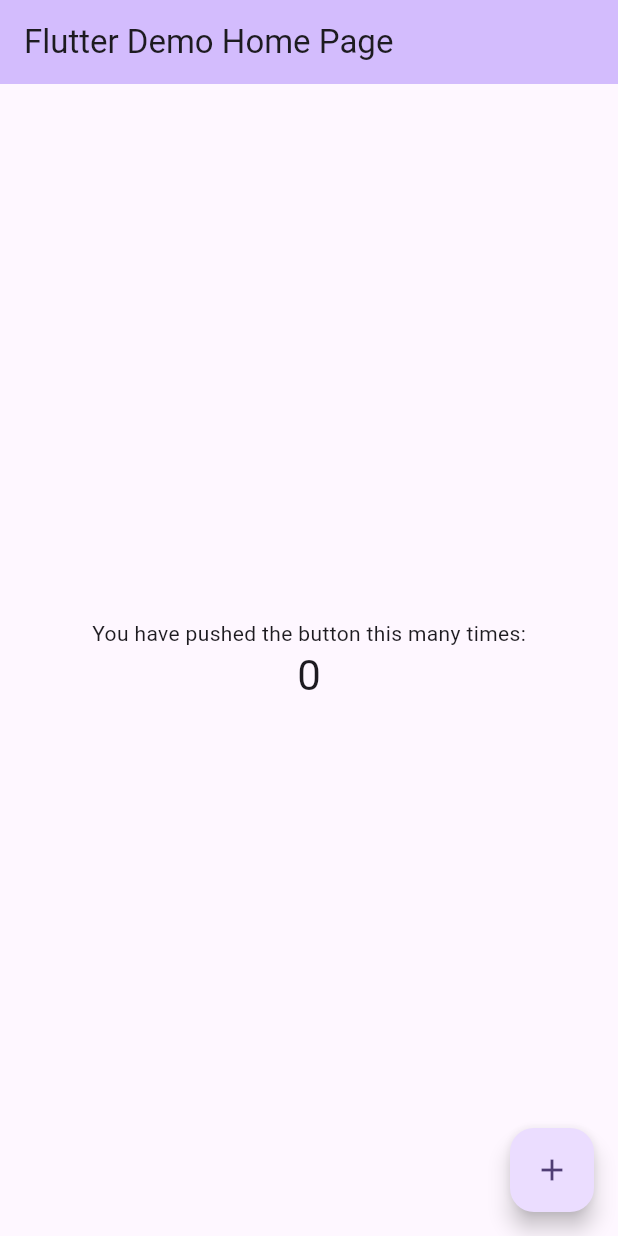
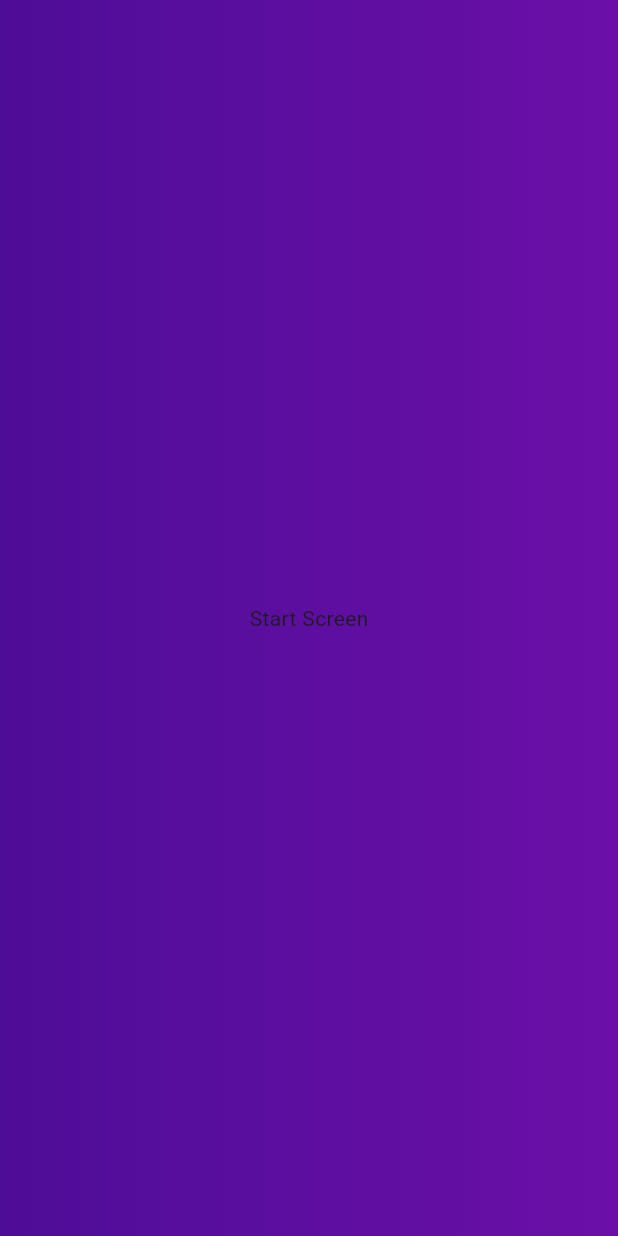
Before and after one commit to johnnathan-elvis/quiz_app, a Flutter app: the screen it shows after launch, on a phone screen of 412 x 824 dp. Run offline on Flutter 3.47's test engine with Material 3 defaults, Android fonts, the phone set to English and light mode, and no system bars.

Commit message:
Refactor: alter main.dart

```diff
--- a/lib/main.dart
+++ b/lib/main.dart
@@ -1,125 +1,21 @@
 import 'package:flutter/material.dart';
+import 'package:quiz_app/start_screen.dart';
 
 void main() {
-  runApp(const MyApp());
-}
-
-class MyApp extends StatelessWidget {
-  const MyApp({super.key});
-
-  // This widget is the root of your application.
-  @override
-  Widget build(BuildContext context) {
-    return MaterialApp(
-      title: 'Flutter Demo',
-      theme: ThemeData(
-        // This is the theme of your application.
-        //
-        // TRY THIS: Try running your application with "flutter run". You'll see
-        // the application has a purple toolbar. Then, without quitting the app,
-        // try changing the seedColor in the colorScheme below to Colors.green
-        // and then invoke "hot reload" (save your changes or press the "hot
-        // reload" button in a Flutter-supported IDE, or press "r" if you used
-        // the command line to start the app).
-        //
-        // Notice that the counter didn't reset back to zero; the application
-        // state is not lost during the reload. To reset the state, use hot
-        // restart instead.
-        //
-        // This works for code too, not just values: Most code changes can be
-        // tested with just a hot reload.
-        colorScheme: ColorScheme.fromSeed(seedColor: Colors.deepPurple),
-        useMaterial3: true,
-      ),
-      home: const MyHomePage(title: 'Flutter Demo Home Page'),
-    );
-  }
-}
-
-class MyHomePage extends StatefulWidget {
-  const MyHomePage({super.key, required this.title});
-
-  // This widget is the home page of your application. It is stateful, meaning
-  // that it has a State object (defined below) that contains fields that affect
-  // how it looks.
-
-  // This class is the configuration for the state. It holds the values (in this
-  // case the title) provided by the parent (in this case the App widget) and
-  // used by the build method of the State. Fields in a Widget subclass are
-  // always marked "final".
-
-  final String title;
-
-  @override
-  State<MyHomePage> createState() => _MyHomePageState();
-}
-
-class _MyHomePageState extends State<MyHomePage> {
-  int _counter = 0;
-
-  void _incrementCounter() {
-    setState(() {
-      // This call to setState tells the Flutter framework that something has
-      // changed in this State, which causes it to rerun the build method below
-      // so that the display can reflect the updated values. If we changed
-      // _counter without calling setState(), then the build method would not be
-      // called again, and so nothing would appear to happen.
-      _counter++;
-    });
-  }
-
-  @override
-  Widget build(BuildContext context) {
-    // This method is rerun every time setState is called, for instance as done
-    // by the _incrementCounter method above.
-    //
-    // The Flutter framework has been optimized to make rerunning build methods
-    // fast, so that you can just rebuild anything that needs updating rather
-    // than having to individually change instances of widgets.
-    return Scaffold(
-      appBar: AppBar(
-        // TRY THIS: Try changing the color here to a specific color (to
-        // Colors.amber, perhaps?) and trigger a hot reload to see the AppBar
-        // change color while the other colors stay the same.
-        backgroundColor: Theme.of(context).colorScheme.inversePrimary,
-        // Here we take the value from the MyHomePage object that was created by
-        // the App.build method, and use it to set our appbar title.
-        title: Text(widget.title),
-      ),
-      body: Center(
-        // Center is a layout widget. It takes a single child and positions it
-        // in the middle of the parent.
-        child: Column(
-          // Column is also a layout widget. It takes a list of children and
-          // arranges them vertically. By default, it sizes itself to fit its
-          // children horizontally, and tries to be as tall as its parent.
-          //
-          // Column has various properties to control how it sizes itself and
-          // how it positions its children. Here we use mainAxisAlignment to
-          // center the children vertically; the main axis here is the vertical
-          // axis because Columns are vertical (the cross axis would be
-          // horizontal).
-          //
-          // TRY THIS: Invoke "debug painting" (choose the "Toggle Debug Paint"
-          // action in the IDE, or press "p" in the console), to see the
-          // wireframe for each widget.
-          mainAxisAlignment: MainAxisAlignment.center,
-          children: <Widget>[
-            const Text(
-              'You have pushed the button this many times:',
-            ),
-            Text(
-              '$_counter',
-              style: Theme.of(context).textTheme.headlineMedium,
-            ),
-          ],
+  runApp(
+    MaterialApp(
+      debugShowCheckedModeBanner: false,
+      home: Scaffold(
+        body: Container(
+          decoration: const BoxDecoration(
+            gradient: LinearGradient(colors: [
+              Color.fromARGB(255, 78, 13, 151),
+              Color.fromARGB(255, 107, 15, 168),
+            ]),
+          ),
+          child: const StartScreen(),
         ),
       ),
-      floatingActionButton: FloatingActionButton(
-        onPressed: _incrementCounter,
-        tooltip: 'Increment',
-        child: const Icon(Icons.add),
-      ), // This trailing comma makes auto-formatting nicer for build methods.
-    );
-  }
+    ),
+  );
 }
--- /dev/null
+++ b/lib/start_screen.dart
@@ -0,0 +1,12 @@
+import 'package:flutter/material.dart';
+
+class StartScreen extends StatelessWidget {
+  const StartScreen({super.key});
+
+  @override
+  Widget build(context) {
+    return const Center(
+      child: Text('Start Screen'),
+    );
+  }
+}
```
